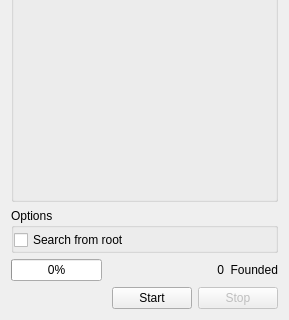
arxsys/dff-ui, file gui/resources/search_panel.ui: the form before one commit; both pictures show x 0 to 289 and y 303 to 623 of the 289 by 623 pixel window.
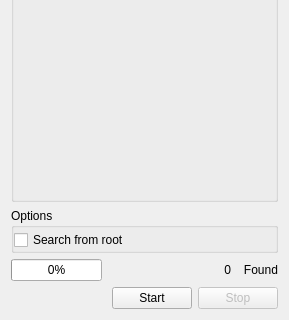
The form after the commit. Icons and pictures are not drawn.

The edit to the form file:
```diff
--- a/gui/resources/search_panel.ui
+++ b/gui/resources/search_panel.ui
@@ -264,7 +264,7 @@
      <item>
       <widget class="QLabel" name="label_3">
        <property name="text">
-        <string>Founded</string>
+        <string>Found</string>
        </property>
        <property name="alignment">
         <set>Qt::AlignRight|Qt::AlignTrailing|Qt::AlignVCenter</set>
```
